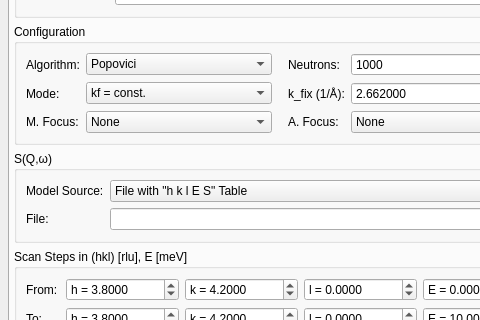
First picture: the form in ui/monteconvo.ui, repository tweber-ill/frm_mirror-takin1, before the edit; both pictures show x 0 to 480 and y 112 to 432 of the 562 by 525 pixel window.
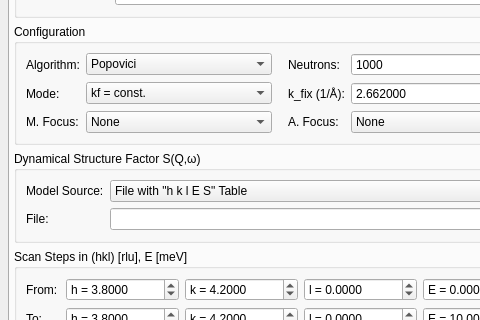
Second picture: the form after the edit. Custom widgets are drawn as their Qt base class.

```diff
--- a/ui/monteconvo.ui
+++ b/ui/monteconvo.ui
@@ -580,7 +580,7 @@
        <item row="2" column="0">
         <widget class="QGroupBox" name="groupBox_3">
          <property name="title">
-          <string>S(Q,ω)</string>
+          <string>Dynamical Structure Factor S(Q,ω)</string>
          </property>
          <layout class="QGridLayout" name="gridLayout_8">
           <item row="0" column="0">
```
